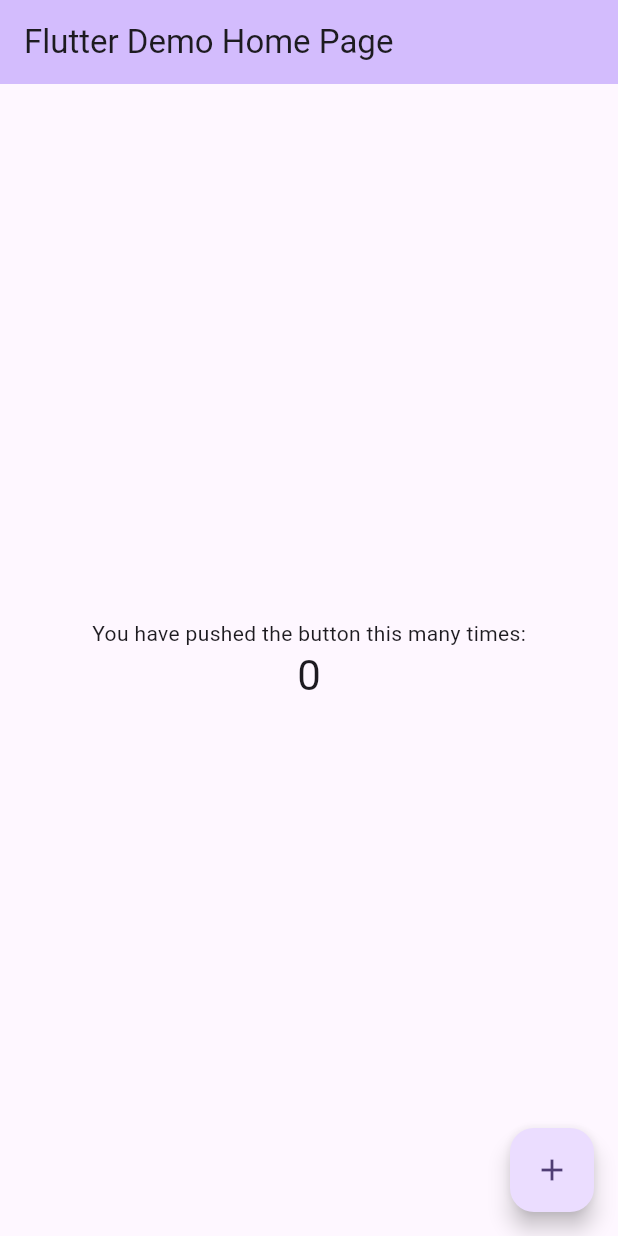
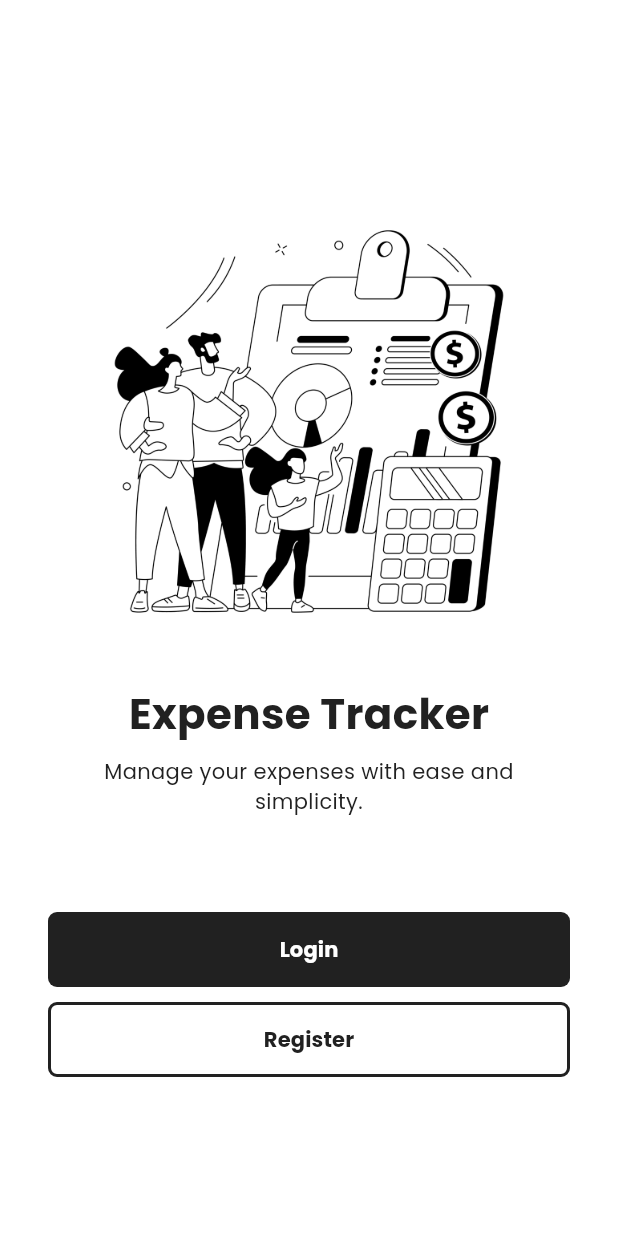
Before and after one commit to nanpatur/expense_tracker, a Flutter app: the screen it shows after launch, on a phone screen of 412 x 824 dp. Run offline on Flutter 3.47's test engine with Material 3 defaults, Android fonts, the phone set to English and light mode, and no system bars; our stand-ins replace flutter_secure_storage, google_fonts, shared_preferences.

Commit message:
feat: login and welcome screen

```diff
--- a/lib/main.dart
+++ b/lib/main.dart
@@ -1,4 +1,8 @@
 import 'package:flutter/material.dart';
+import 'screens/welcome.dart';
+import 'screens/home.dart';
+import 'package:shared_preferences/shared_preferences.dart';
+import 'package:google_fonts/google_fonts.dart';
 
 void main() {
   runApp(const MyApp());
@@ -7,119 +11,68 @@ void main() {
 class MyApp extends StatelessWidget {
   const MyApp({super.key});
 
-  // This widget is the root of your application.
   @override
   Widget build(BuildContext context) {
     return MaterialApp(
       title: 'Flutter Demo',
-      theme: ThemeData(
-        // This is the theme of your application.
-        //
-        // TRY THIS: Try running your application with "flutter run". You'll see
-        // the application has a purple toolbar. Then, without quitting the app,
-        // try changing the seedColor in the colorScheme below to Colors.green
-        // and then invoke "hot reload" (save your changes or press the "hot
-        // reload" button in a Flutter-supported IDE, or press "r" if you used
-        // the command line to start the app).
-        //
-        // Notice that the counter didn't reset back to zero; the application
-        // state is not lost during the reload. To reset the state, use hot
-        // restart instead.
-        //
-        // This works for code too, not just values: Most code changes can be
-        // tested with just a hot reload.
-        colorScheme: ColorScheme.fromSeed(seedColor: Colors.deepPurple),
-        useMaterial3: true,
-      ),
-      home: const MyHomePage(title: 'Flutter Demo Home Page'),
+      debugShowCheckedModeBanner: false,
+      home: const CheckAuth(),
+      darkTheme:
+          ThemeData(brightness: Brightness.dark, hintColor: Colors.blueAccent),
+      themeMode: ThemeMode.dark,
     );
   }
 }
 
-class MyHomePage extends StatefulWidget {
-  const MyHomePage({super.key, required this.title});
-
-  // This widget is the home page of your application. It is stateful, meaning
-  // that it has a State object (defined below) that contains fields that affect
-  // how it looks.
-
-  // This class is the configuration for the state. It holds the values (in this
-  // case the title) provided by the parent (in this case the App widget) and
-  // used by the build method of the State. Fields in a Widget subclass are
-  // always marked "final".
-
-  final String title;
+class CheckAuth extends StatefulWidget {
+  const CheckAuth({super.key});
 
   @override
-  State<MyHomePage> createState() => _MyHomePageState();
+  State<CheckAuth> createState() => _CheckAuthState();
 }
 
-class _MyHomePageState extends State<MyHomePage> {
-  int _counter = 0;
+class _CheckAuthState extends State<CheckAuth> {
+  bool isAuth = false;
 
-  void _incrementCounter() {
-    setState(() {
-      // This call to setState tells the Flutter framework that something has
-      // changed in this State, which causes it to rerun the build method below
-      // so that the display can reflect the updated values. If we changed
-      // _counter without calling setState(), then the build method would not be
-      // called again, and so nothing would appear to happen.
-      _counter++;
-    });
+  @override
+  void initState() {
+    super.initState();
+    _checkIfLoggedIn();
+  }
+
+  void _checkIfLoggedIn() async {
+    SharedPreferences localStorage = await SharedPreferences.getInstance();
+    var token = localStorage.getString('token');
+    if (token != null) {
+      if (mounted) {
+        setState(() {
+          isAuth = true;
+        });
+      }
+    }
   }
 
   @override
   Widget build(BuildContext context) {
-    // This method is rerun every time setState is called, for instance as done
-    // by the _incrementCounter method above.
-    //
-    // The Flutter framework has been optimized to make rerunning build methods
-    // fast, so that you can just rebuild anything that needs updating rather
-    // than having to individually change instances of widgets.
-    return Scaffold(
-      appBar: AppBar(
-        // TRY THIS: Try changing the color here to a specific color (to
-        // Colors.amber, perhaps?) and trigger a hot reload to see the AppBar
-        // change color while the other colors stay the same.
-        backgroundColor: Theme.of(context).colorScheme.inversePrimary,
-        // Here we take the value from the MyHomePage object that was created by
-        // the App.build method, and use it to set our appbar title.
-        title: Text(widget.title),
-      ),
-      body: Center(
-        // Center is a layout widget. It takes a single child and positions it
-        // in the middle of the parent.
-        child: Column(
-          // Column is also a layout widget. It takes a list of children and
-          // arranges them vertically. By default, it sizes itself to fit its
-          // children horizontally, and tries to be as tall as its parent.
-          //
-          // Column has various properties to control how it sizes itself and
-          // how it positions its children. Here we use mainAxisAlignment to
-          // center the children vertically; the main axis here is the vertical
-          // axis because Columns are vertical (the cross axis would be
-          // horizontal).
-          //
-          // TRY THIS: Invoke "debug painting" (choose the "Toggle Debug Paint"
-          // action in the IDE, or press "p" in the console), to see the
-          // wireframe for each widget.
-          mainAxisAlignment: MainAxisAlignment.center,
-          children: <Widget>[
-            const Text(
-              'You have pushed the button this many times:',
-            ),
-            Text(
-              '$_counter',
-              style: Theme.of(context).textTheme.headlineMedium,
-            ),
-          ],
-        ),
-      ),
-      floatingActionButton: FloatingActionButton(
-        onPressed: _incrementCounter,
-        tooltip: 'Increment',
-        child: const Icon(Icons.add),
-      ), // This trailing comma makes auto-formatting nicer for build methods.
+    Widget child;
+    if (isAuth) {
+      child = const Home();
+    } else {
+      child = const Welcome();
+    }
+
+    return MaterialApp(
+      title: 'Expense Tracker',
+      theme: _buildTheme(Brightness.light),
+      home: child,
+    );
+  }
+
+  ThemeData _buildTheme(brightness) {
+    var baseTheme = ThemeData(brightness: brightness);
+
+    return baseTheme.copyWith(
+      textTheme: GoogleFonts.poppinsTextTheme(baseTheme.textTheme),
     );
   }
 }
--- /dev/null
+++ b/lib/screens/welcome.dart
@@ -0,0 +1,74 @@
+import 'package:flutter/material.dart';
+import '../widgets/button.dart';
+import 'login.dart';
+
+class Welcome extends StatelessWidget {
+  const Welcome({super.key});
+
+  Widget _heroImage() {
+    return const Center(
+        child: Image(
+            image: AssetImage('assets/images/welcome.jpg'),
+            width: 350,
+            height: 350));
+  }
+
+  Widget _titleAndSubtitle() {
+    return const Column(
+      mainAxisAlignment: MainAxisAlignment.center,
+      children: [
+        Text('Expense Tracker',
+            style: TextStyle(
+              color: Color(0xFF212121),
+              fontSize: 28,
+              fontWeight: FontWeight.bold,
+            )),
+        SizedBox(height: 8),
+        Text(
+          'Manage your expenses with ease and simplicity.',
+          style: TextStyle(
+            color: Color(0xFF212121),
+            fontSize: 14,
+          ),
+          textAlign: TextAlign.center,
+        ),
+      ],
+    );
+  }
+
+  Widget _actionButtons(context) {
+    return Column(
+      children: [
+        ETButton(
+            text: 'Login',
+            variant: ETButtonVariant.primary,
+            onPressed: () {
+              Navigator.push(context,
+                  MaterialPageRoute(builder: (context) => const Login()));
+            }),
+        const SizedBox(height: 10),
+        ETButton(
+            text: 'Register', onPressed: () {}, variant: ETButtonVariant.secondary)
+      ],
+    );
+  }
+
+  @override
+  Widget build(BuildContext context) {
+    return Scaffold(
+        backgroundColor: Colors.white,
+        body: SafeArea(
+            child: Padding(
+                padding:
+                    const EdgeInsets.symmetric(horizontal: 32, vertical: 72),
+                child: Column(
+                  mainAxisAlignment: MainAxisAlignment.center,
+                  children: [
+                    _heroImage(),
+                    _titleAndSubtitle(),
+                    const SizedBox(height: 64),
+                    _actionButtons(context),
+                  ],
+                ))));
+  }
+}
--- /dev/null
+++ b/lib/widgets/button.dart
@@ -0,0 +1,105 @@
+import 'package:flutter/material.dart';
+
+enum ETButtonVariant { primary, secondary, disabled, outline }
+
+enum ETButtonSize { small, medium, large, fit }
+
+class ETButton extends StatelessWidget {
+  final String text;
+  final VoidCallback onPressed;
+  final ETButtonVariant variant;
+  final ETButtonSize size;
+
+  const ETButton(
+      {super.key,
+      required this.text,
+      required this.onPressed,
+      required this.variant,
+      this.size = ETButtonSize.medium});
+
+  Color getButtonColor() {
+    switch (variant) {
+      case ETButtonVariant.primary:
+        return Colors.grey.shade900;
+      case ETButtonVariant.secondary:
+        return Colors.white;
+      case ETButtonVariant.disabled:
+        return Colors.grey;
+      default:
+        return Colors.grey.shade900;
+    }
+  }
+
+  Color getTextColor() {
+    switch (variant) {
+      case ETButtonVariant.primary:
+        return Colors.white;
+      case ETButtonVariant.secondary:
+        return Colors.grey.shade900;
+      case ETButtonVariant.disabled:
+        return Colors.white;
+      default:
+        return Colors.white;
+    }
+  }
+
+  BorderSide getButtonBorder() {
+    switch (variant) {
+      case ETButtonVariant.secondary:
+        return const BorderSide(
+            color: Color(0xFF212121), width: 2, style: BorderStyle.solid);
+      default:
+        return BorderSide.none;
+    }
+  }
+
+  Size getButtonSize() {
+    switch (size) {
+      case ETButtonSize.small:
+        return const Size(double.infinity, 40);
+      case ETButtonSize.medium:
+        return const Size(double.infinity, 50);
+      case ETButtonSize.large:
+        return const Size(double.infinity, 60);
+      case ETButtonSize.fit:
+        return const Size(0, 0);
+      default:
+        return const Size(double.infinity, 50);
+    }
+  }
+
+  double getButtonTextSize() {
+    switch (size) {
+      case ETButtonSize.small:
+        return 12;
+      case ETButtonSize.medium:
+        return 14;
+      case ETButtonSize.large:
+        return 16;
+      default:
+        return 14;
+    }
+  }
+
+  @override
+  Widget build(BuildContext context) {
+    return ElevatedButton(
+      onPressed: onPressed,
+      style: ButtonStyle(
+        elevation: WidgetStateProperty.all<double>(0),
+        minimumSize:
+            WidgetStateProperty.all<Size>(getButtonSize()),
+        backgroundColor: WidgetStateProperty.all<Color>(
+          getButtonColor(),
+        ),
+        shape: WidgetStateProperty.all<RoundedRectangleBorder>(
+          RoundedRectangleBorder(
+            side: getButtonBorder(),
+            borderRadius: BorderRadius.circular(6),
+          ),
+        ),
+      ),
+      child: Text(text, style: TextStyle(color: getTextColor(), fontSize: getButtonTextSize(), fontWeight: FontWeight.bold)),
+    );
+  }
+}
--- a/pubspec.yaml
+++ b/pubspec.yaml
@@ -35,6 +35,10 @@ dependencies:
   # The following adds the Cupertino Icons font to your application.
   # Use with the CupertinoIcons class for iOS style icons.
   cupertino_icons: ^1.0.8
+  shared_preferences: ^2.3.2
+  http: ^1.2.2
+  flutter_secure_storage: ^9.2.2
+  google_fonts: ^6.2.1
 
 dev_dependencies:
   flutter_test:
@@ -52,6 +56,8 @@ dev_dependencies:
 
 # The following section is specific to Flutter packages.
 flutter:
+  assets:
+    - assets/images/
 
   # The following line ensures that the Material Icons font is
   # included with your application, so that you can use the icons in
```
Also changed, not shown: lib/screens/home.dart (added, +36 -0 lines), lib/screens/login.dart (added, +189 -0 lines), lib/services/auth.dart (added, +64 -0 lines), lib/widgets/text_form_field.dart (added, +37 -0 lines), assets/images/welcome.jpg (added), lib/screens/register.dart (added), pubspec.lock, 11 other files.
